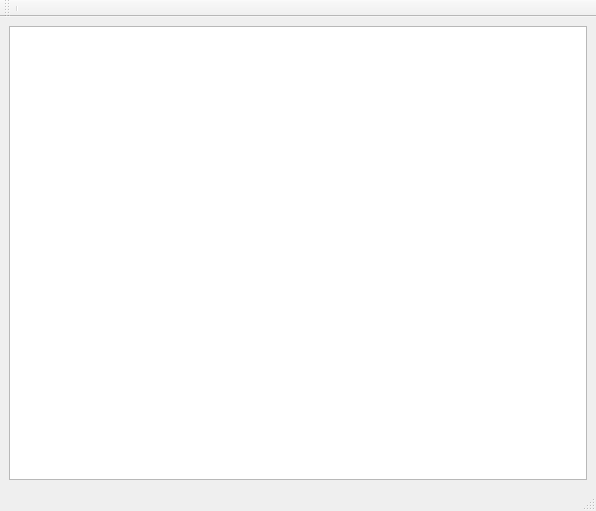
BackupTheBerlios/wusbethernet-svn, file trunk/src/mainframe.ui: the form before one commit.
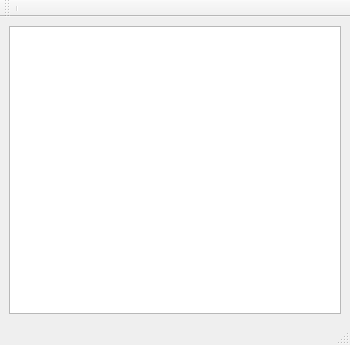
The form after the commit.

```diff
--- a/trunk/src/mainframe.ui
+++ b/trunk/src/mainframe.ui
@@ -6,8 +6,8 @@
    <rect>
     <x>0</x>
     <y>0</y>
-    <width>596</width>
-    <height>511</height>
+    <width>350</width>
+    <height>345</height>
    </rect>
   </property>
   <property name="windowTitle">
```
